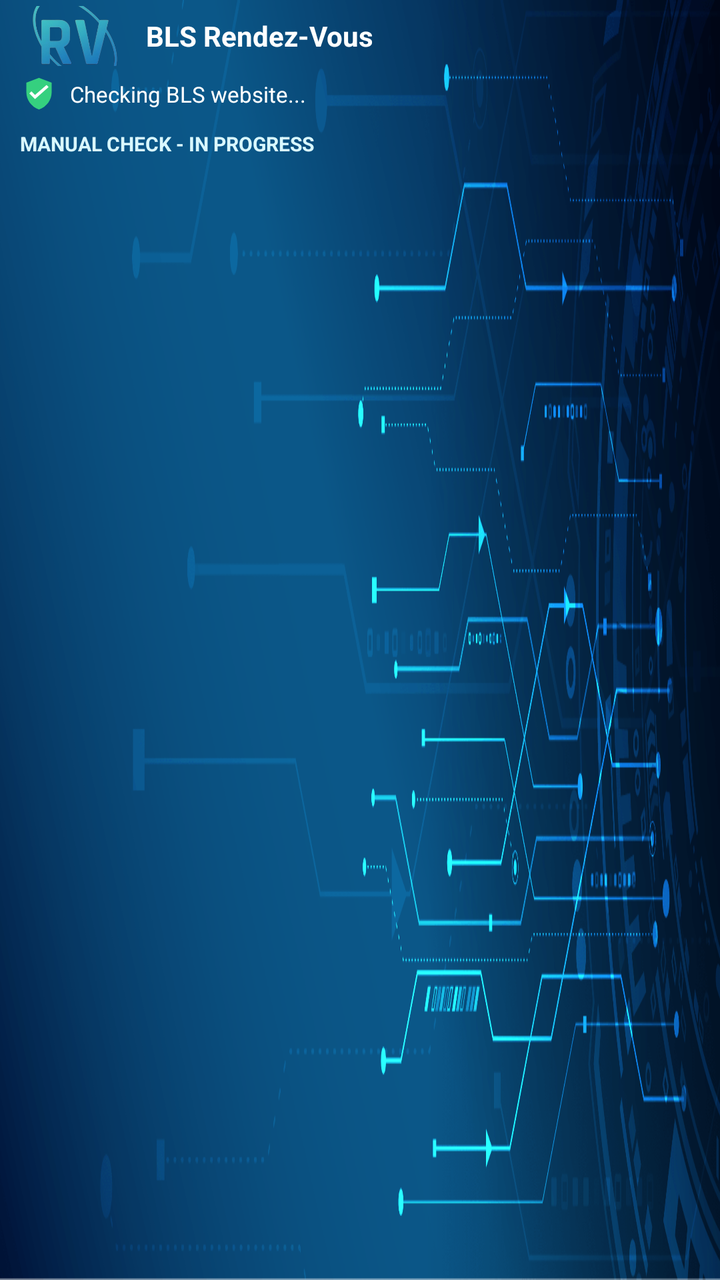
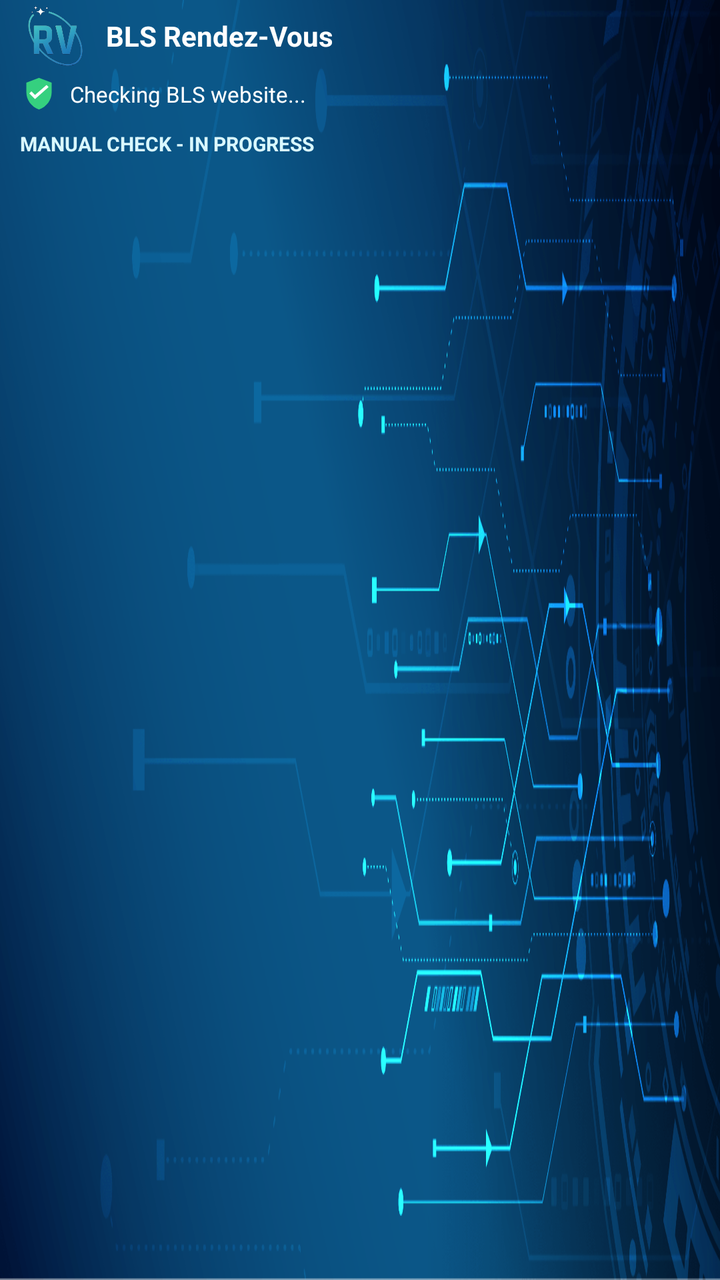

Before-and-after screenshots of an Android layout around one commit, followed by the original layout XML and the change that was made.
<!-- AndroidManifest.xml: application theme android:Theme.Material.Light.NoActionBar -->
<!-- res/layout/notification_manual_check.xml -->
<?xml version="1.0" encoding="utf-8"?>
<LinearLayout xmlns:android="http://schemas.android.com/apk/res/android"
    android:layout_width="match_parent"
    android:layout_height="92dp"
    android:orientation="vertical"
    android:background="@drawable/notification_header_bg"
    android:paddingStart="10dp"
    android:paddingEnd="10dp"
    android:paddingTop="3dp"
    android:paddingBottom="3dp">

    <LinearLayout
        android:layout_width="match_parent"
        android:layout_height="30dp"
        android:orientation="horizontal"
        android:gravity="center_vertical">

        <ImageView
    android:id="@+id/notification_rv"
    android:layout_width="56dp"
    android:layout_height="56dp"
    android:src="@drawable/rv_premium_logo"
    android:scaleType="fitCenter"
    android:contentDescription="RV Premium Logo" />

        <TextView
            android:id="@+id/notification_title"
            android:layout_width="wrap_content"
            android:layout_height="match_parent"
            android:paddingStart="7dp"
            android:gravity="center_vertical"
            android:text="BLS Rendez-Vous"
            android:textColor="#FFFFFF"
            android:textSize="14sp"
            android:textStyle="bold"
            android:maxLines="1" />
    </LinearLayout>

    <LinearLayout
        android:layout_width="match_parent"
        android:layout_height="28dp"
        android:orientation="horizontal"
        android:gravity="center_vertical">

        <ImageView
            android:layout_width="19dp"
            android:layout_height="19dp"
            android:src="@drawable/ic_monitoring_shield"
            android:contentDescription="@null" />

        <TextView
            android:id="@+id/notification_description"
            android:layout_width="0dp"
            android:layout_height="match_parent"
            android:layout_weight="1"
            android:paddingStart="6dp"
            android:gravity="center_vertical"
            android:text="Checking BLS website..."
            android:textColor="#FFFFFF"
            android:textSize="11sp"
            android:maxLines="1" />
    </LinearLayout>

    <TextView
        android:id="@+id/notification_info"
        android:layout_width="match_parent"
        android:layout_height="22dp"
        android:gravity="center_vertical"
        android:text="MANUAL CHECK - IN PROGRESS"
        android:textColor="#D9F8FF"
        android:textSize="10sp"
        android:textStyle="bold"
        android:maxLines="1" />

</LinearLayout>
<!-- resources referenced by this layout -->
<resources>
  <!-- drawable ic_monitoring_shield (drawable) -->
  <?xml version="1.0" encoding="utf-8"?>
  <vector
      xmlns:android="http://schemas.android.com/apk/res/android"
      android:width="18dp"
      android:height="18dp"
      android:viewportWidth="24"
      android:viewportHeight="24">
  
      
      <path
          android:fillColor="#35D07F"
          android:pathData="M12,2
                            L20,5
                            L20,11
                            C20,16 16.8,20.2 12,22
                            C7.2,20.2 4,16 4,11
                            L4,5
                            Z" />
  
      
      <path
          android:fillColor="#FFFFFF"
          android:pathData="M9.5,12.8
                            L7.2,10.5
                            L5.9,11.8
                            L9.5,15.4
                            L18.1,7.8
                            L16.8,6.5
                            Z" />
  
  </vector>
  <!-- drawable notification_header_bg: png bitmap (drawable, 196660 bytes) -->
  <!-- drawable rv_premium_logo: png bitmap (drawable, 75805 bytes) -->
</resources>

<!-- the commit's change to res/layout/notification_manual_check.xml (unified diff, before → after) -->
@@ -17,8 +17,8 @@
 
         <ImageView
     android:id="@+id/notification_rv"
-    android:layout_width="56dp"
-    android:layout_height="56dp"
+    android:layout_width="36dp"
+    android:layout_height="36dp"
     android:src="@drawable/rv_premium_logo"
     android:scaleType="fitCenter"
     android:contentDescription="RV Premium Logo" />
